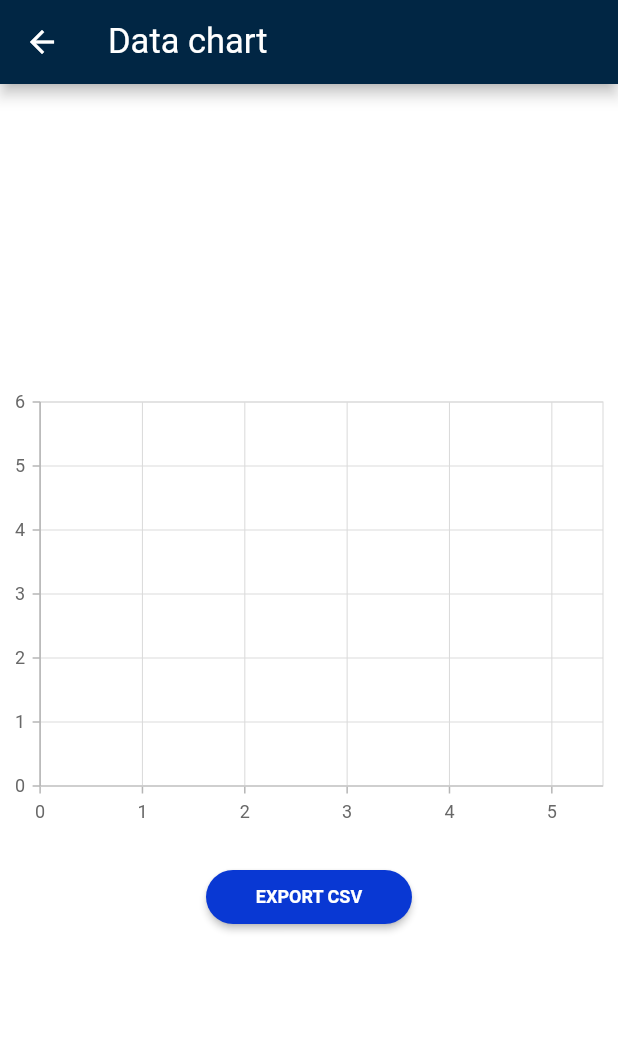
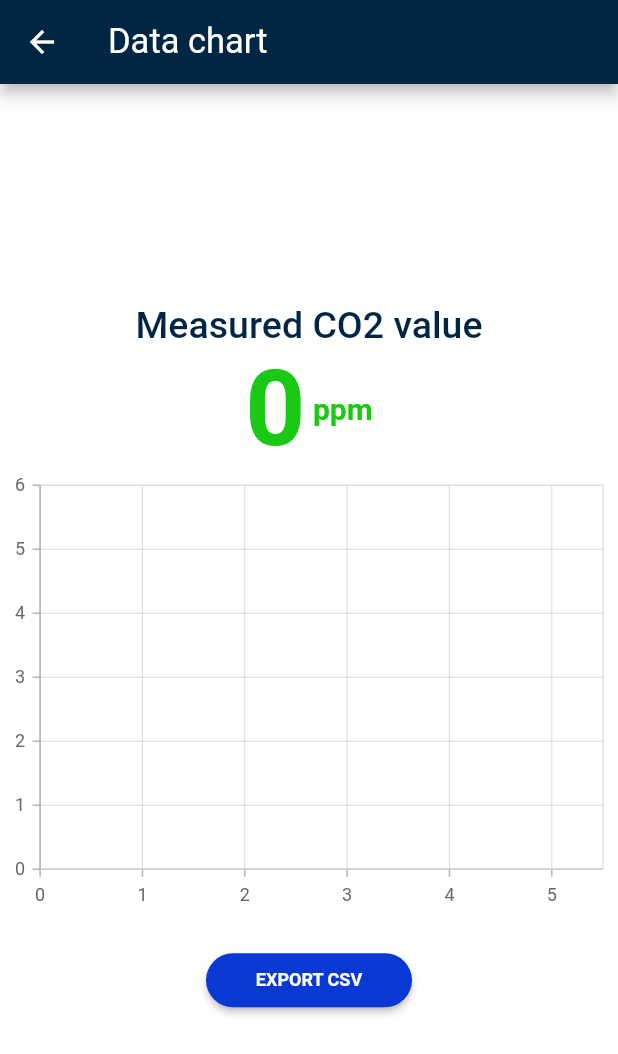
Before and after one commit to Lucaxc/app_co2, a Flutter app: the DataChart screen opened directly, on a phone screen of 412 x 824 dp. Shown: the top 1054 px of the screen. Run offline on Flutter 3.47's test engine with Material 2 defaults, Android fonts, the phone set to English and light mode, and no system bars; our stand-ins replace clock, csv, flutter_blue, google_fonts, syncfusion_flutter_charts; missing offline and left inert: dart:ffi; Roboto replaces fonts that are missing (Catamaran).

Commit message:
Added EE

```diff
--- a/lib/WelcomeScreen.dart
+++ b/lib/WelcomeScreen.dart
@@ -27,7 +27,7 @@ class WelcomeScreen extends StatelessWidget {
                 fontSize: MediaQuery.of(context).size.width / 9,
                 fontWeight: FontWeight.w700,
               )),
-          Text("Provided by LaRes Lab, PoliMi",
+          Text("Provided by LaRes Lab",
               textAlign: TextAlign.center,
               style: GoogleFonts.catamaran(
                 textStyle: TextStyle(
--- a/lib/dataChart.dart
+++ b/lib/dataChart.dart
@@ -21,7 +21,32 @@ class DataChart extends StatelessWidget {
                   mainAxisAlignment: MainAxisAlignment.center,
                   crossAxisAlignment: CrossAxisAlignment.center,
                   children: [
-                //Text(dataForPlot.toString()),
+                Text('Measured CO2 value',
+                    style: GoogleFonts.catamaran(
+                      textStyle:
+                          TextStyle(color: Color.fromARGB(255, 1, 38, 68)),
+                      fontSize: 25,
+                      fontWeight: FontWeight.w500,
+                    )),
+                Row(
+                    mainAxisAlignment: MainAxisAlignment.center,
+                    crossAxisAlignment: CrossAxisAlignment.center,
+                    children: [
+                      Text(CO2Data_2.toString(),
+                          style: GoogleFonts.catamaran(
+                            textStyle: TextStyle(
+                                color: Color.fromARGB(255, 26, 201, 19)),
+                            fontSize: 70,
+                            fontWeight: FontWeight.w700,
+                          )),
+                      Text(' ppm',
+                          style: GoogleFonts.catamaran(
+                            textStyle: TextStyle(
+                                color: Color.fromARGB(255, 26, 201, 19)),
+                            fontSize: 20,
+                            fontWeight: FontWeight.w700,
+                          ))
+                    ]),
                 Container(
                   child: SfCartesianChart(series: <ChartSeries>[
                     // Renders line chart
@@ -31,9 +56,7 @@ class DataChart extends StatelessWidget {
                         yValueMapper: (ChartData data, _) => data.y)
                   ]),
                 ),
-
                 Text(''),
-
                 MaterialButton(
                     shape: RoundedRectangleBorder(
                         borderRadius: BorderRadius.all(Radius.circular(40))),
--- a/lib/main.dart
+++ b/lib/main.dart
@@ -14,6 +14,7 @@ class _MyAppState extends State<MyApp> {
   @override
   Widget build(BuildContext context) {
     return MaterialApp(
+      debugShowCheckedModeBanner: false,
       title: 'Co2 First demo',
       home: WelcomeScreen(),
     );
--- a/pubspec.yaml
+++ b/pubspec.yaml
@@ -76,6 +76,7 @@ flutter:
     - assets/co21.png
     - assets/Intrologo.jpg
     - assets/Logo_Politecnico_Milano.png
+    - assets/CV2.jpg
     # An image asset can refer to one or more resolution-specific "variants", see
     # https://flutter.dev/assets-and-images/#resolution-aware.
     # For details regarding adding assets from package dependencies, see
```
Also changed, not shown: lib/DataVisualization.dart (+0 -8 lines), lib/ScanningScreen.dart (+7 -2 lines), lib/easterEgg.dart (added, +41 -0 lines), assets/images/CV2.jpg (added).
